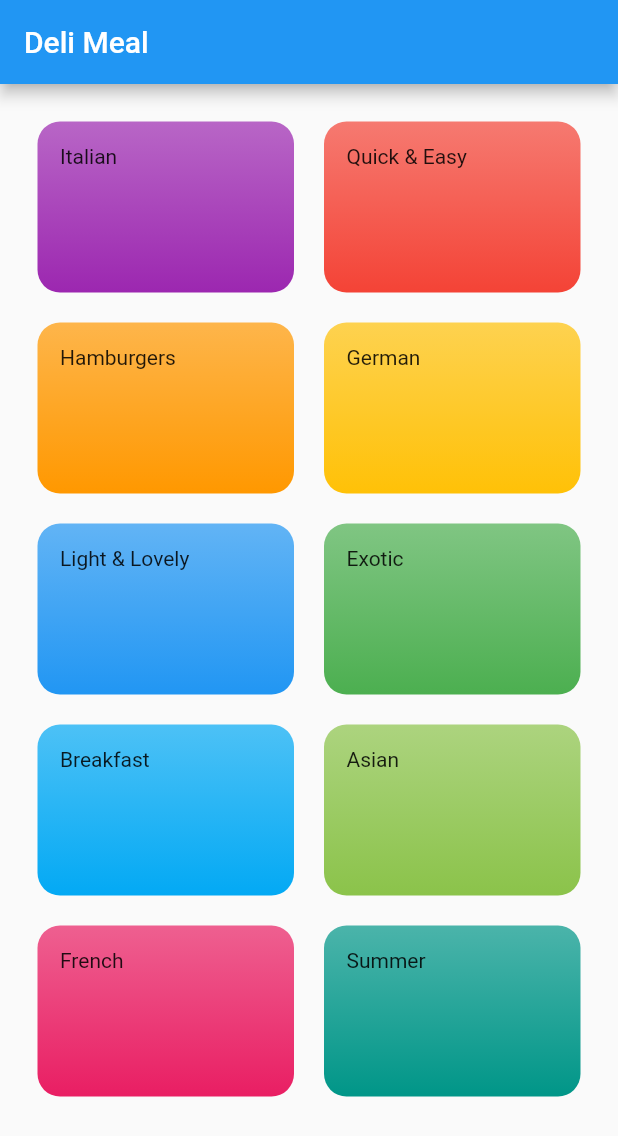
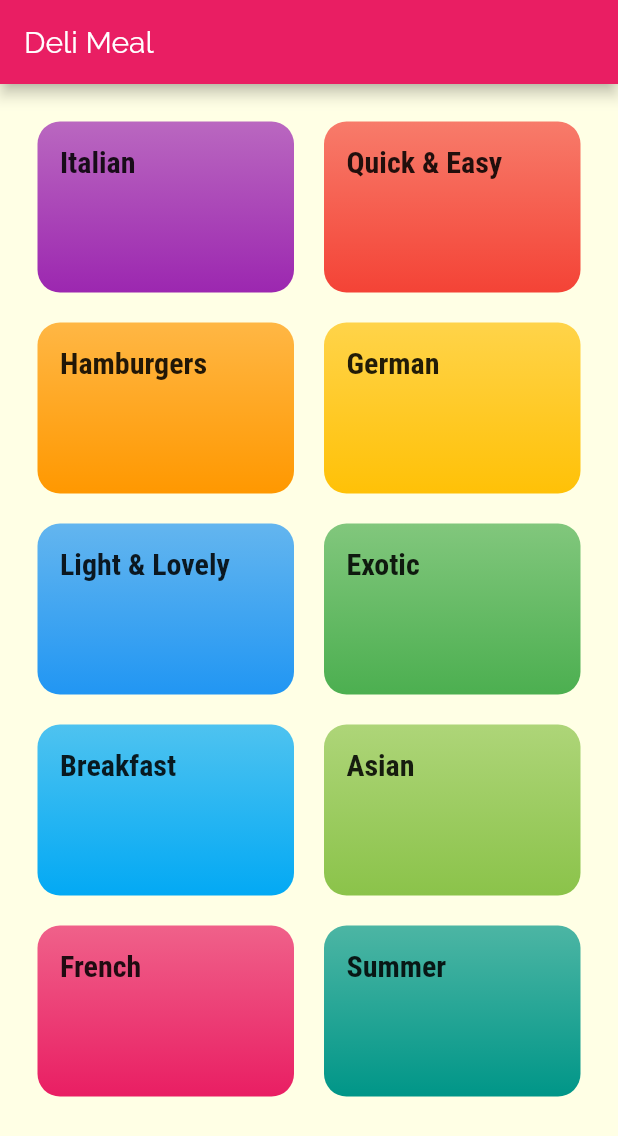
Before and after one commit to gaiyadev/deliMeals, a Flutter app: the screen it shows after launch, on a phone screen of 412 x 824 dp. Shown: the top 1136 px of the screen. Run offline on Flutter 3.47's test engine with Material 2 defaults, Android fonts, the phone set to English and light mode, and no system bars.

Commit message:
Add: added styles and theming

```diff
--- a/lib/category_item.dart
+++ b/lib/category_item.dart
@@ -14,6 +14,7 @@ class CategoryItem extends StatelessWidget {
       padding: const EdgeInsets.all(15.0),
       child: Text(
         title,
+        style: Theme.of(context).textTheme.headline6,
       ),
       decoration: BoxDecoration(
         borderRadius: BorderRadius.circular(15.0),
--- a/lib/main.dart
+++ b/lib/main.dart
@@ -7,6 +7,23 @@ class MyApp extends StatelessWidget {
   @override
   Widget build(BuildContext context) {
     return MaterialApp(
+      title: 'DeliMeals',
+      theme: ThemeData(
+        primaryColor: Colors.pink,
+        accentColor: Colors.amber,
+        canvasColor: Color.fromRGBO(255, 255, 229, 1),
+        fontFamily: 'Raleway',
+        textTheme: ThemeData.light().textTheme.copyWith(
+              bodyText2: TextStyle(
+                color: Color.fromRGBO(20, 50, 51, 1),
+              ),
+              headline6: TextStyle(
+                fontSize: 20.0,
+                fontFamily: 'RobotoCondensed',
+                fontWeight: FontWeight.bold,
+              ),
+            ),
+      ),
       home: CategoriesScreen(),
     );
   }
```
